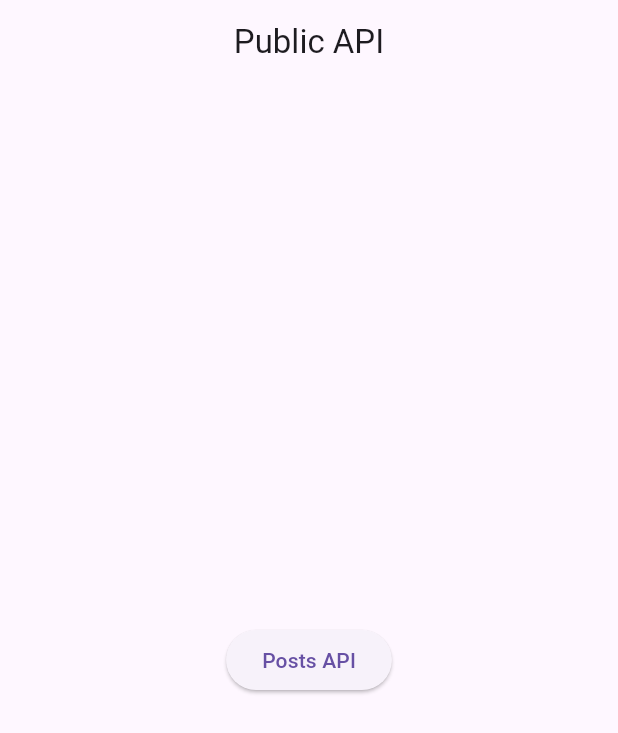
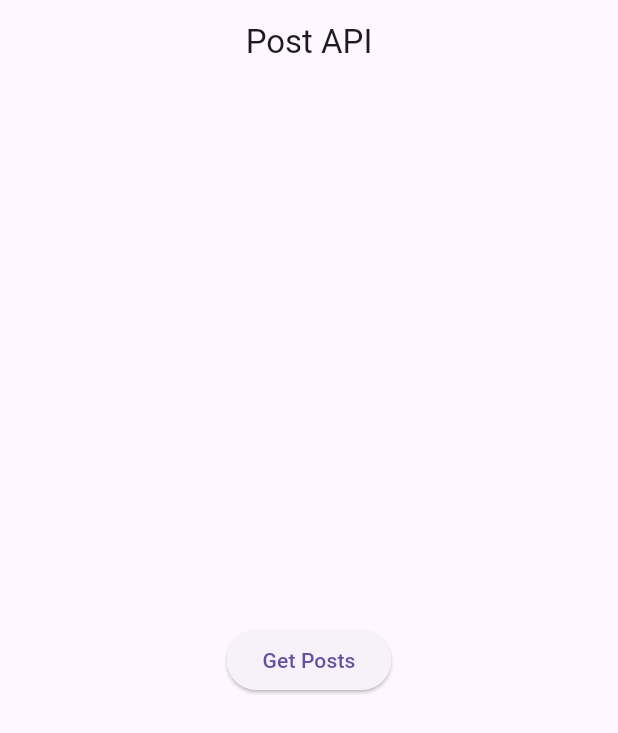
Before and after one commit to orange-owl-academy/public_api, a Flutter app: the screen it shows after launch, on a phone screen of 412 x 824 dp. Shown: the top 733 px of the screen. Run offline on Flutter 3.47's test engine with Material 3 defaults, Android fonts, the light colour scheme and no system bars.

Commit message:
api_class_1

```diff
--- a/lib/screens/home_screen.dart
+++ b/lib/screens/home_screen.dart
@@ -8,22 +8,20 @@ class HomeScreen extends StatelessWidget {
   Widget build(BuildContext context) {
     return Scaffold(
       appBar: AppBar(
-        title: const Text('Public API'),
+        title: const Text('Post API'),
         centerTitle: true,
       ),
-      body: SizedBox(
+      body: Center(
         child: Column(
           mainAxisAlignment: MainAxisAlignment.center,
-          crossAxisAlignment: CrossAxisAlignment.center,
           children: [
-            const SizedBox(width: double.infinity),
             ElevatedButton(
               onPressed: () {
                 Navigator.of(context).push(
-                  MaterialPageRoute(builder: (context) => PostScreen()),
+                  MaterialPageRoute(builder: (context) => const PostScreen()),
                 );
               },
-              child: const Text('Posts API'),
+              child: const Text('Get Posts'),
             ),
           ],
         ),
--- /dev/null
+++ b/lib/services/api_service.dart
@@ -0,0 +1,19 @@
+import 'dart:convert';
+import 'package:http/http.dart' as http;
+import 'package:public_api/models/post.dart';
+
+class ApiService {
+  static const _url = 'https://jsonplaceholder.typicode.com/posts';
+
+  Future<List<Post>> getPosts() async {
+    //* STEP 01 : SEND REQUEST AND ACCEPT RESPONSE
+    final response = await http.get(Uri.parse(_url));
+
+    //* STEP 02 : VALIDATE RESPONSE AND DECODE JSON
+    if (response.statusCode == 200) {
+      return List<Post>.from(json.decode(response.body).map((post) => Post.fromJson(post)));
+    } else {
+      throw Exception('Failed to fetch posts');
+    }
+  }
+}
```
Also changed, not shown: lib/api/api_service.dart (deleted, +0 -21 lines), lib/screens/post_screen.dart (+12 -12 lines).
